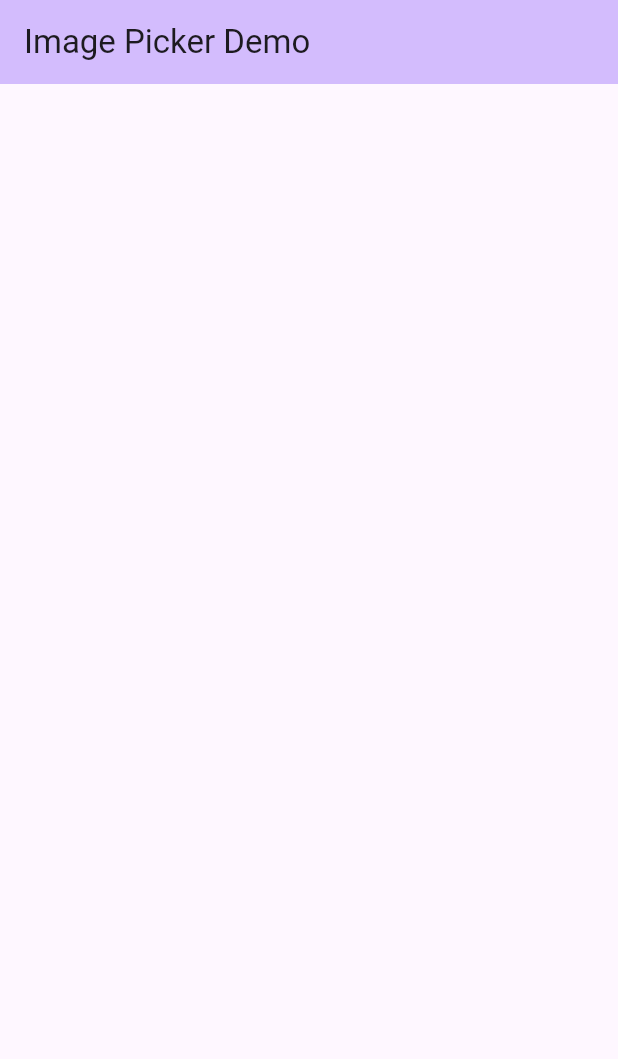
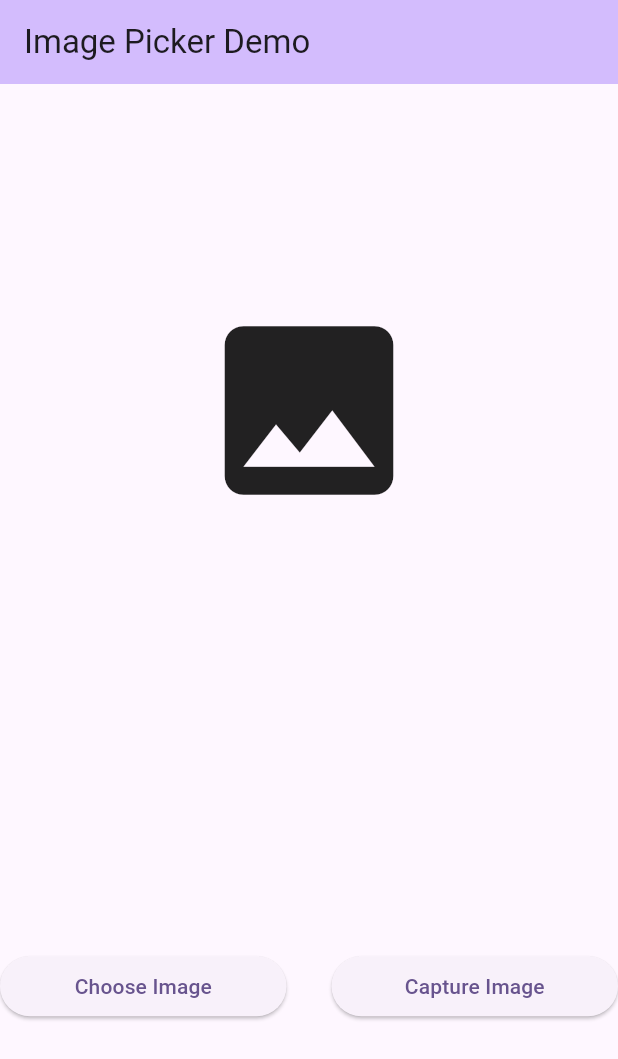
Before and after one commit to AnubhavMittra/image_picker, a Flutter app: the screen it shows after launch, on a phone screen of 412 x 824 dp. Shown: the top 1059 px of the screen. Run offline on Flutter 3.47's test engine with Material 3 defaults, Android fonts, the phone set to English and light mode, and no system bars; our stand-ins replace image_picker.

Commit message:
Implemented Image picker functionality

```diff
--- a/lib/main.dart
+++ b/lib/main.dart
@@ -1,4 +1,7 @@
+import 'dart:io';
+
 import 'package:flutter/material.dart';
+import 'package:image_picker/image_picker.dart';
 
 void main() {
   runApp(const MyApp());
@@ -31,7 +34,25 @@ class MyHomePage extends StatefulWidget {
 }
 
 class _MyHomePageState extends State<MyHomePage> {
+  File? _image ;
+  final ImagePicker picker = ImagePicker();
+  chooseImage() async {
+    final XFile? image = await picker.pickImage(source: ImageSource.gallery);
+    if(image != null) {
+      setState(() {
+        _image = File(image.path);
+      });
+    }
+  }
 
+  captureImage() async{
+    final XFile? image = await picker.pickImage(source: ImageSource.camera);
+    if(image != null) {
+      setState(() {
+        _image = File(image.path);
+      });
+    }
+  }
   @override
   Widget build(BuildContext context) {
     return Scaffold(
@@ -41,9 +62,38 @@ class _MyHomePageState extends State<MyHomePage> {
       ),
       body: Center(
         child: Column(
-          mainAxisAlignment: MainAxisAlignment.center,
+          mainAxisAlignment: MainAxisAlignment.spaceAround,
           children: <Widget>[
-
+            _image != null ?
+                Expanded(
+                    child: Image.file(_image!)
+                  )
+                : const Icon(Icons.image, size: 150,),
+            Row(
+              mainAxisAlignment: MainAxisAlignment.spaceEvenly,
+              crossAxisAlignment: CrossAxisAlignment.center,
+              children: <Widget>[
+                Expanded(
+                    child: ElevatedButton(
+                        onPressed: () {
+                          chooseImage();
+                        },
+                        child: const Text('Choose Image')
+                    )
+                ),
+                const SizedBox(
+                  width: 30,
+                ),
+                Expanded(
+                    child: ElevatedButton(
+                        onPressed: () {
+                          captureImage();
+                        },
+                        child: const Text('Capture Image')
+                    )
+                )
+              ],
+            )
           ],
         ),
       ),
--- a/pubspec.yaml
+++ b/pubspec.yaml
@@ -1,4 +1,4 @@
-name: image_picker
+name: image_picker_proj
 description: "A Flutter project that resembles the functionality of image picker feature"
 publish_to: 'none' # Remove this line if you wish to publish to pub.dev
 
@@ -13,6 +13,7 @@ dependencies:
 
 
   cupertino_icons: ^1.0.2
+  image_picker: ^1.0.7
 
 dev_dependencies:
   flutter_test:
```
Also changed, not shown: pubspec.lock, 7 other files.
